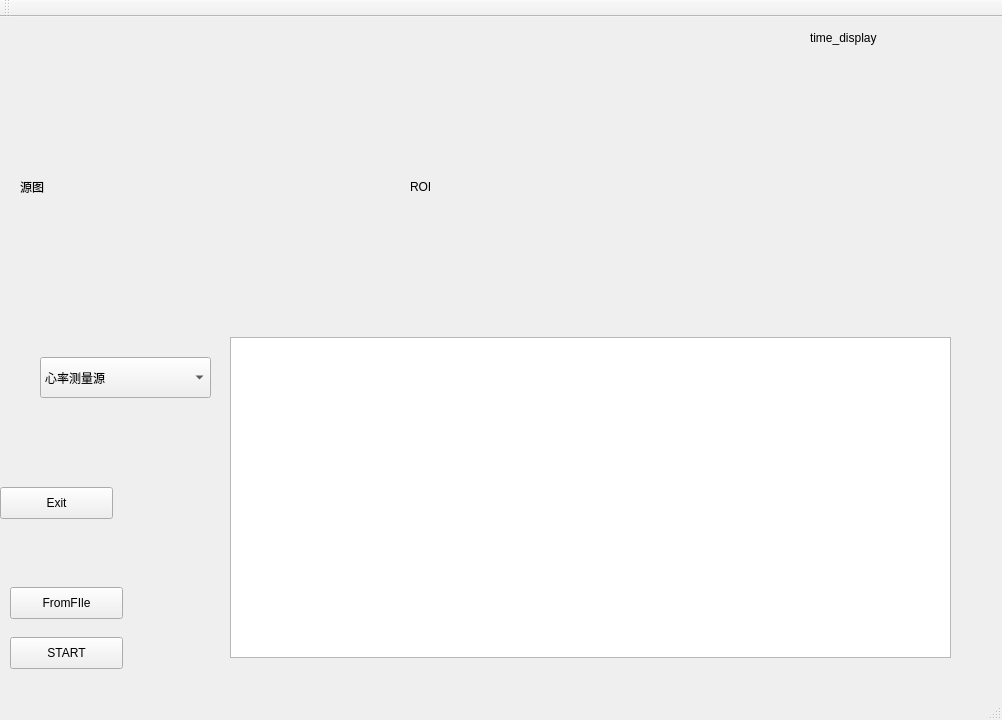
The window that hr_cat_2.ui (StephenAmell2018/HR_cat_2) describes before a commit, drawn with Qt 5.
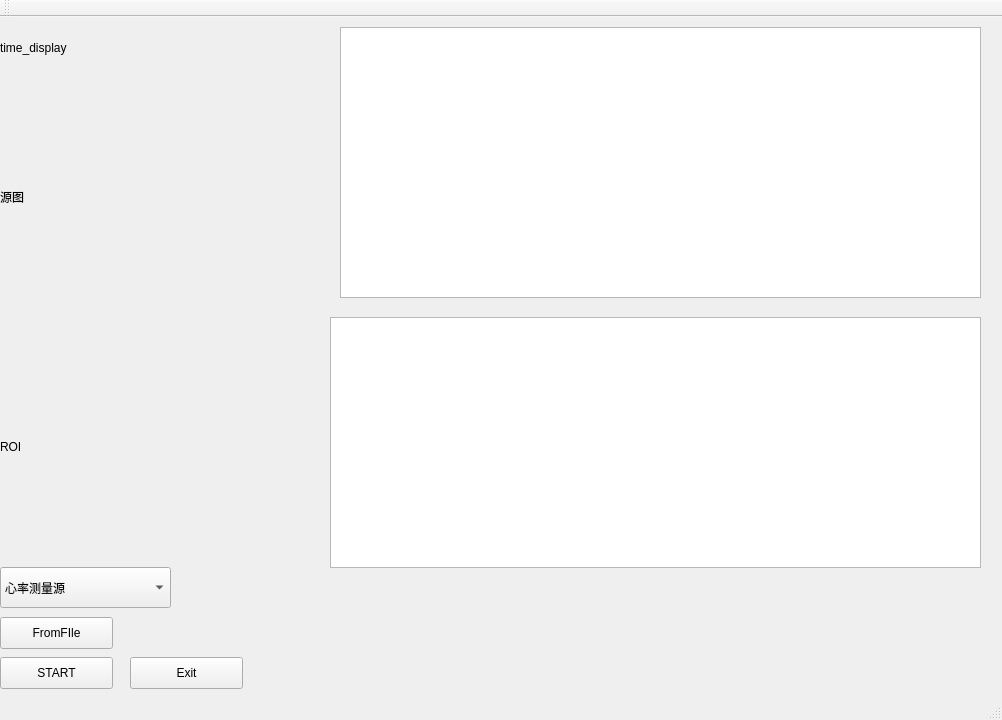
The same window after the commit. Icons and pictures are not drawn. Custom widgets are drawn as their Qt base class.

The edit to the form file:
```diff
--- a/hr_cat_2.ui
+++ b/hr_cat_2.ui
@@ -20,8 +20,8 @@
    <widget class="QLabel" name="label">
     <property name="geometry">
      <rect>
-      <x>20</x>
-      <y>50</y>
+      <x>0</x>
+      <y>60</y>
       <width>320</width>
       <height>240</height>
      </rect>
@@ -36,8 +36,8 @@
    <widget class="QLabel" name="label2">
     <property name="geometry">
      <rect>
-      <x>410</x>
-      <y>50</y>
+      <x>0</x>
+      <y>310</y>
       <width>320</width>
       <height>240</height>
      </rect>
@@ -52,8 +52,8 @@
    <widget class="QPushButton" name="btn1">
     <property name="geometry">
      <rect>
-      <x>10</x>
-      <y>620</y>
+      <x>0</x>
+      <y>640</y>
       <width>113</width>
       <height>32</height>
      </rect>
@@ -65,8 +65,8 @@
    <widget class="QPushButton" name="btn2">
     <property name="geometry">
      <rect>
-      <x>10</x>
-      <y>570</y>
+      <x>0</x>
+      <y>600</y>
       <width>113</width>
       <height>32</height>
      </rect>
@@ -78,8 +78,8 @@
    <widget class="QComboBox" name="comboBox">
     <property name="geometry">
      <rect>
-      <x>40</x>
-      <y>340</y>
+      <x>0</x>
+      <y>550</y>
       <width>171</width>
       <height>41</height>
      </rect>
@@ -103,18 +103,18 @@
    <widget class="QtCharts::QChartView" name="graphicsView">
     <property name="geometry">
      <rect>
-      <x>230</x>
-      <y>320</y>
-      <width>721</width>
-      <height>321</height>
+      <x>340</x>
+      <y>10</y>
+      <width>641</width>
+      <height>271</height>
      </rect>
     </property>
    </widget>
    <widget class="QPushButton" name="exit">
     <property name="geometry">
      <rect>
-      <x>0</x>
-      <y>470</y>
+      <x>130</x>
+      <y>640</y>
       <width>113</width>
       <height>32</height>
      </rect>
@@ -126,8 +126,8 @@
    <widget class="QLabel" name="curTime">
     <property name="geometry">
      <rect>
-      <x>810</x>
-      <y>10</y>
+      <x>0</x>
+      <y>20</y>
       <width>181</width>
       <height>21</height>
      </rect>
@@ -136,6 +136,16 @@
      <string>time_display</string>
     </property>
    </widget>
+   <widget class="QtCharts::QChartView" name="fft_display">
+    <property name="geometry">
+     <rect>
+      <x>330</x>
+      <y>300</y>
+      <width>651</width>
+      <height>251</height>
+     </rect>
+    </property>
+   </widget>
   </widget>
   <widget class="QToolBar" name="mainToolBar">
    <attribute name="toolBarArea">
```
